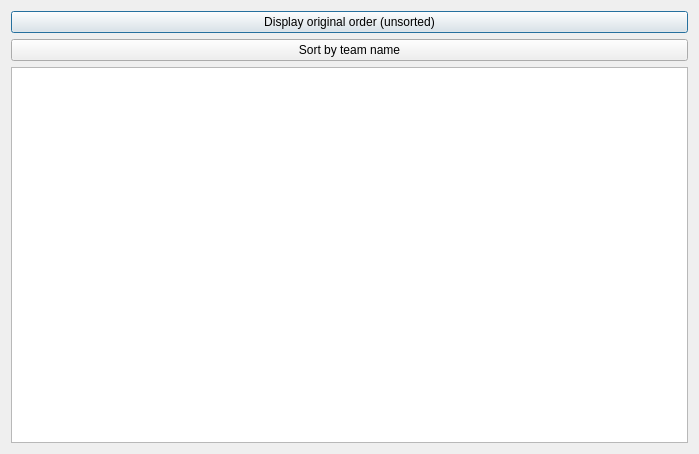
Qt form project-1/desplayteam.ui (samshafieha/project-1-football-pamphlet) before a commit.
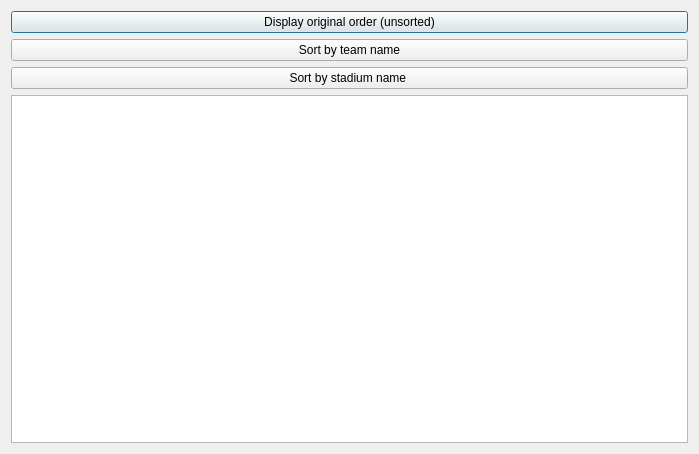
The same form after that commit.

```diff
--- a/project-1/desplayteam.ui
+++ b/project-1/desplayteam.ui
@@ -28,6 +28,13 @@
      </property>
     </widget>
    </item>
+   <item>
+    <widget class="QPushButton" name="pushButton_3">
+     <property name="text">
+      <string>Sort by stadium name </string>
+     </property>
+    </widget>
+   </item>
    <item>
     <widget class="QTableWidget" name="tableWidget"/>
    </item>
```
